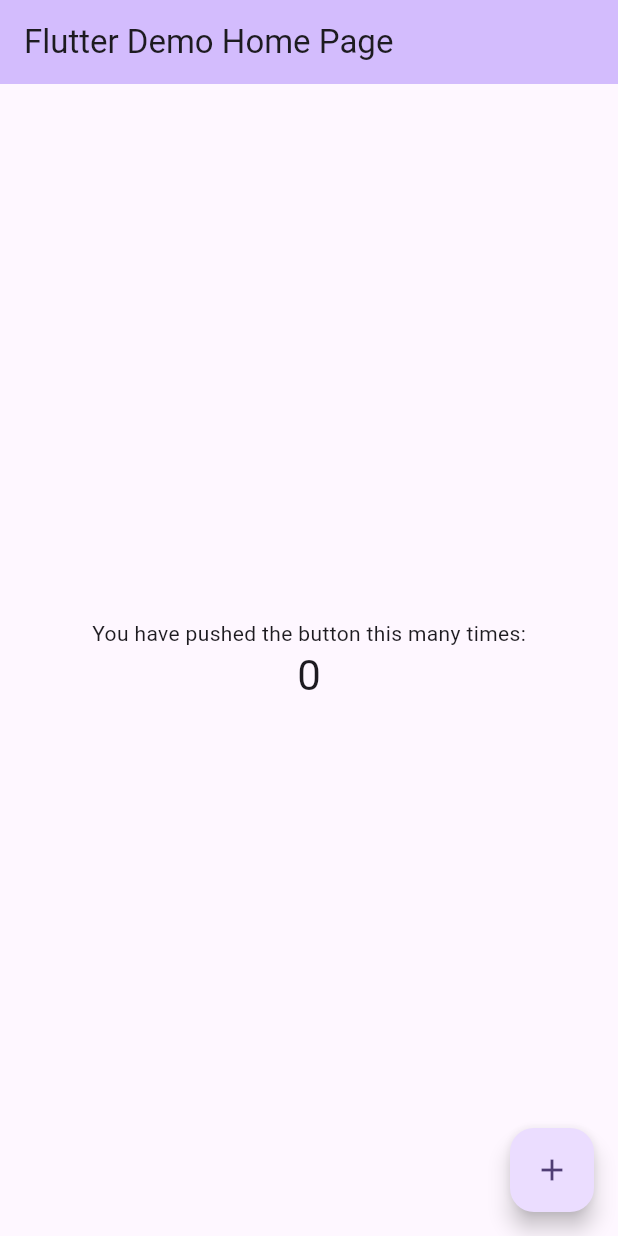
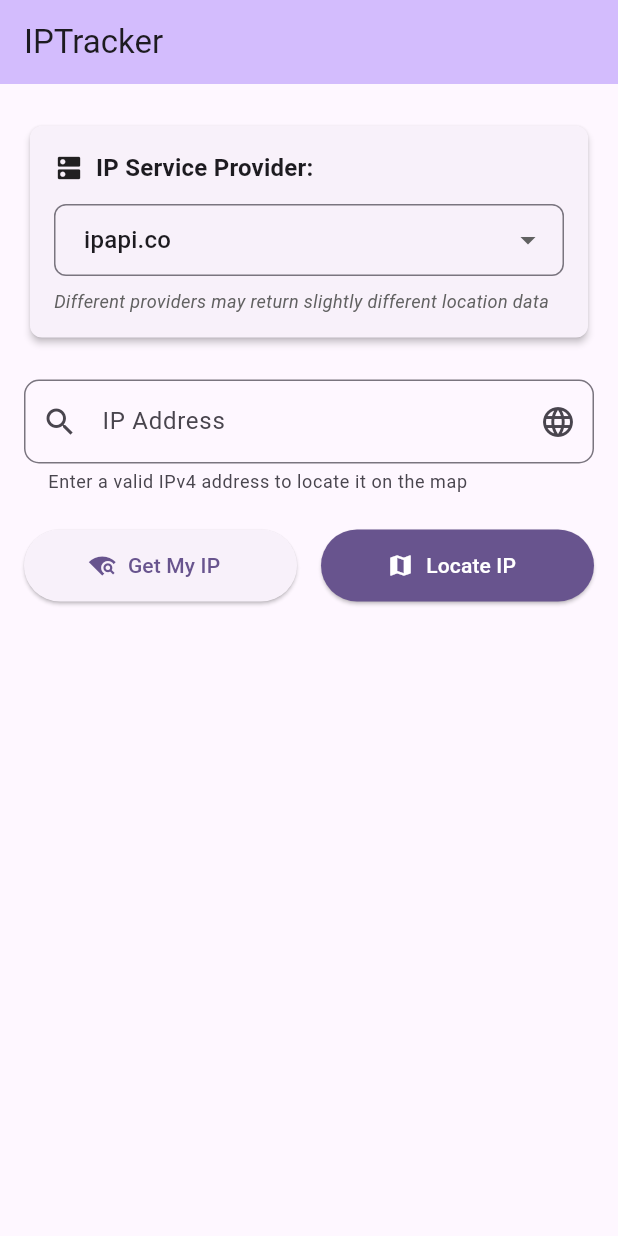
Before and after one commit to JubrilO/iptracker, a Flutter app: the screen it shows after launch, on a phone screen of 412 x 824 dp. Run offline on Flutter 3.47's test engine with Material 3 defaults, Android fonts, the phone set to English and light mode, and no system bars; our stand-ins replace dio, flutter_map, latlong2.

Commit message:
Add home screen implementation - Add HomeScreen UI - Add IP input validation - Add current IP button - Add loading states - Add error handling UI

```diff
--- /dev/null
+++ b/lib/features/ip_lookup/screens/home_screen.dart
@@ -0,0 +1,239 @@
+import 'package:flutter/material.dart';
+import 'package:provider/provider.dart';
+import 'package:iptracker/features/ip_lookup/view_models/home_view_model.dart';
+import 'package:iptracker/routes.dart';
+
+class HomeScreen extends StatefulWidget {
+  const HomeScreen({super.key});
+
+  @override
+  State<HomeScreen> createState() => _HomeScreenState();
+}
+
+class _HomeScreenState extends State<HomeScreen> {
+  late final HomeViewModel _viewModel;
+
+  @override
+  void initState() {
+    super.initState();
+    _viewModel = context.read<HomeViewModel>();
+
+    _viewModel.errorStream.listen((error) {
+      if (mounted) {
+        ScaffoldMessenger.of(context).showSnackBar(
+          SnackBar(
+            content: Text(error),
+            behavior: SnackBarBehavior.floating,
+            backgroundColor: Colors.red.shade800,
+            duration: const Duration(seconds: 4),
+            action: SnackBarAction(
+              label: 'Dismiss',
+              textColor: Colors.white,
+              onPressed: () {
+                ScaffoldMessenger.of(context).hideCurrentSnackBar();
+              },
+            ),
+          ),
+        );
+      }
+    });
+  }
+
+  @override
+  Widget build(BuildContext context) {
+    return ListenableBuilder(
+      listenable: _viewModel,
+      builder: (context, _) {
+        return GestureDetector(
+          onTap: () {
+            FocusScope.of(context).unfocus();
+          },
+          child: Scaffold(
+            appBar: AppBar(
+              backgroundColor: Theme.of(context).colorScheme.inversePrimary,
+              title: const Text('IPTracker'),
+            ),
+            body: SingleChildScrollView(
+              child: Padding(
+                padding: const EdgeInsets.fromLTRB(16.0, 24.0, 16.0, 16.0),
+                child: Column(
+                  crossAxisAlignment: CrossAxisAlignment.start,
+                  children: <Widget>[
+                    // Service selector dropdown
+                    Card(
+                      elevation: 2,
+                      shape: RoundedRectangleBorder(borderRadius: BorderRadius.circular(8)),
+                      child: Padding(
+                        padding: const EdgeInsets.all(16.0),
+                        child: Column(
+                          crossAxisAlignment: CrossAxisAlignment.start,
+                          children: [
+                            Row(
+                              children: [
+                                const Icon(Icons.dns, size: 20),
+                                const SizedBox(width: 8),
+                                Text(
+                                  'IP Service Provider:',
+                                  style: Theme.of(context).textTheme.titleMedium?.copyWith(
+                                    fontWeight: FontWeight.bold,
+                                  ),
+                                ),
+                              ],
+                            ),
+                            const SizedBox(height: 12),
+                            DropdownButtonFormField<String>(
+                              value: _viewModel.currentServiceName,
+                              decoration: InputDecoration(
+                                border: OutlineInputBorder(
+                                  borderRadius: BorderRadius.circular(8),
+                                ),
+                                contentPadding: const EdgeInsets.symmetric(horizontal: 16, vertical: 12),
+                                isDense: true,
+                              ),
+                              items: _viewModel.availableServiceNames
+                                  .map((name) => DropdownMenuItem(
+                                        value: name,
+                                        child: Text(name),
+                                      ))
+                                  .toList(),
+                              onChanged: _viewModel.isLoading
+                                  ? null
+                                  : (value) {
+                                      if (value != null) {
+                                        _viewModel.changeService(value);
+                                        // Reset any entered IP when changing services
+                                        _viewModel.clearIPAddress();
+                                      }
+                                    },
+                            ),
+                            const SizedBox(height: 8),
+                            Text(
+                              'Different providers may return slightly different location data',
+                              style: TextStyle(
+                                fontSize: 12,
+                                fontStyle: FontStyle.italic,
+                                color: Colors.grey.shade700,
+                              ),
+                            ),
+                          ],
+                        ),
+                      ),
+                    ),
+                    const SizedBox(height: 24),
+
+                    // IP Input Field
+                    TextFormField(
+                      enabled: !_viewModel.isLoading,
+                      controller: _viewModel.ipAddressController,
+                      decoration: InputDecoration(
+                        labelText: 'IP Address',
+                        hintText: 'Enter an IPv4 address (e.g., 8.8.8.8)',
+                        helperText: 'Enter a valid IPv4 address to locate it on the map',
+                        border: OutlineInputBorder(
+                          borderRadius: BorderRadius.circular(10),
+                        ),
+                        suffixIcon: _buildSuffixIcon(),
+                        prefixIcon: const Icon(Icons.search),
+                      ),
+                      keyboardType: TextInputType.number,
+                      textInputAction: TextInputAction.done,
+                      onFieldSubmitted: (_) => _submitIPAddress(),
+                    ),
+                    const SizedBox(height: 24),
+
+                    // Action buttons
+                    Row(
+                      children: [
+                        Expanded(
+                          child: ElevatedButton.icon(
+                            onPressed: _viewModel.isLoading
+                                ? null
+                                : _viewModel.getIPAddress,
+                            icon: _viewModel.isLoading
+                                ? Container(
+                                    width: 24,
+                                    height: 24,
+                                    padding: const EdgeInsets.all(2.0),
+                                    child: const CircularProgressIndicator(
+                                      strokeWidth: 2,
+                                    ),
+                                  )
+                                : const Icon(Icons.wifi_find),
+                            label: const Text('Get My IP'),
+                            style: ElevatedButton.styleFrom(
+                              minimumSize: const Size.fromHeight(48),
+                            ),
+                          ),
+                        ),
+                        const SizedBox(width: 16),
+                        Expanded(
+                          child: ElevatedButton.icon(
+                            onPressed: _viewModel.isLoading
+                                ? null
+                                : _submitIPAddress,
+                            icon: _viewModel.isLoading
+                                ? Container(
+                                    width: 24,
+                                    height: 24,
+                                    padding: const EdgeInsets.all(2.0),
+                                    child: const CircularProgressIndicator(
+                                      strokeWidth: 2,
+                                    ),
+                                  )
+                                : const Icon(Icons.map),
+                            label: const Text('Locate IP'),
+                            style: ElevatedButton.styleFrom(
+                              minimumSize: const Size.fromHeight(48),
+                              backgroundColor: Theme.of(context).colorScheme.primary,
+                              foregroundColor: Theme.of(context).colorScheme.onPrimary,
+                            ),
+                          ),
+                        ),
+                      ],
+                    ),
+                  ],
+                ),
+              ),
+            ),
+          ),
+        );
+      },
+    );
+  }
+
+  Widget _buildSuffixIcon() {
+    if (_viewModel.isLoading) {
+      return const Padding(
+        padding: EdgeInsets.all(12.0),
+        child: SizedBox(
+          width: 20,
+          height: 20,
+          child: CircularProgressIndicator(
+            strokeWidth: 2,
+          ),
+        ),
+      );
+    } else if (_viewModel.ipAddressController.text.isNotEmpty) {
+      return IconButton(
+        icon: const Icon(Icons.cancel),
+        onPressed: _viewModel.clearIPAddress,
+      );
+    } else {
+      return const Icon(Icons.language);
+    }
+  }
+
+  Future<void> _submitIPAddress() async {
+    if (_viewModel.isLoading) return;
+
+    final ipData = await _viewModel.submitIPAddress();
+    if (ipData != null && mounted) {
+      Navigator.pushNamed(
+        context,
+        Routes.map,
+        arguments: ipData
+      );
+      FocusScope.of(context).unfocus();
+    }
+  }
+}
--- a/lib/features/ip_lookup/view_models/home_view_model.dart
+++ b/lib/features/ip_lookup/view_models/home_view_model.dart
@@ -1,4 +1,3 @@
-// lib/features/ip_lookup/view_models/home_view_model.dart
 import 'dart:async';
 import 'package:flutter/material.dart';
 import 'package:iptracker/features/ip_lookup/models/ip_data.dart';
--- a/lib/main.dart
+++ b/lib/main.dart
@@ -1,125 +1,78 @@
 import 'package:flutter/material.dart';
+import 'package:provider/provider.dart';
+import 'package:iptracker/core/network/dio_client.dart';
+import 'package:iptracker/core/services/ip_service_provider.dart';
+import 'package:iptracker/features/ip_lookup/repository/ip_repository.dart';
+import 'package:iptracker/features/ip_lookup/view_models/home_view_model.dart';
+import 'package:iptracker/features/ip_lookup/view_models/map_view_model.dart';
+import 'package:iptracker/features/ip_lookup/screens/home_screen.dart';
+import 'package:iptracker/features/ip_lookup/screens/map_screen.dart';
+import 'package:iptracker/features/ip_lookup/models/ip_data.dart';
+import 'package:iptracker/routes.dart';
 
 void main() {
-  runApp(const MyApp());
+  runApp(
+    MultiProvider(
+      providers: [
+        // Core services
+        Provider<DioClient>(create: (_) => DioClient()),
+
+        // Service provider for IP services
+        ChangeNotifierProvider<IPServiceProvider>(
+          create: (context) => IPServiceProvider(
+            dioClient: context.read<DioClient>(),
+          ),
+        ),
+
+        // Repository
+        Provider<IPRepository>(
+          create: (context) => IPRepository(
+            serviceProvider: context.read<IPServiceProvider>(),
+          ),
+        ),
+
+        // ViewModels
+        ChangeNotifierProvider<HomeViewModel>(
+          create: (context) => HomeViewModel(
+            ipRepository: context.read<IPRepository>(),
+          ),
+        ),
+        ChangeNotifierProvider<MapViewModel>(
+          create: (_) => MapViewModel(),
+        ),
+      ],
+      child: const IPTrackerApp(),
+    ),
+  );
 }
 
-class MyApp extends StatelessWidget {
-  const MyApp({super.key});
+class IPTrackerApp extends StatelessWidget {
+  const IPTrackerApp({super.key});
 
-  // This widget is the root of your application.
   @override
   Widget build(BuildContext context) {
     return MaterialApp(
-      title: 'Flutter Demo',
+      title: 'IPTracker',
       theme: ThemeData(
-        // This is the theme of your application.
-        //
-        // TRY THIS: Try running your application with "flutter run". You'll see
-        // the application has a purple toolbar. Then, without quitting the app,
-        // try changing the seedColor in the colorScheme below to Colors.green
-        // and then invoke "hot reload" (save your changes or press the "hot
-        // reload" button in a Flutter-supported IDE, or press "r" if you used
-        // the command line to start the app).
-        //
-        // Notice that the counter didn't reset back to zero; the application
-        // state is not lost during the reload. To reset the state, use hot
-        // restart instead.
-        //
-        // This works for code too, not just values: Most code changes can be
-        // tested with just a hot reload.
         colorScheme: ColorScheme.fromSeed(seedColor: Colors.deepPurple),
         useMaterial3: true,
       ),
-      home: const MyHomePage(title: 'Flutter Demo Home Page'),
+      initialRoute: Routes.home,
+      routes: {
+        Routes.home: (_) => const HomeScreen(),
+      },
+      onGenerateRoute: (settings) {
+        if (settings.name == Routes.map) {
+          final ipData = settings.arguments as IPData;
+          return MaterialPageRoute(
+            builder: (_) => MapScreen(
+              viewModel: context.read<MapViewModel>(),
+              ipData: ipData,
+            ),
+          );
+        }
+        return null;
+      },
     );
   }
 }
-
-class MyHomePage extends StatefulWidget {
-  const MyHomePage({super.key, required this.title});
-
-  // This widget is the home page of your application. It is stateful, meaning
-  // that it has a State object (defined below) that contains fields that affect
-  // how it looks.
-
-  // This class is the configuration for the state. It holds the values (in this
-  // case the title) provided by the parent (in this case the App widget) and
-  // used by the build method of the State. Fields in a Widget subclass are
-  // always marked "final".
-
-  final String title;
-
-  @override
-  State<MyHomePage> createState() => _MyHomePageState();
-}
-
-class _MyHomePageState extends State<MyHomePage> {
-  int _counter = 0;
-
-  void _incrementCounter() {
-    setState(() {
-      // This call to setState tells the Flutter framework that something has
-      // changed in this State, which causes it to rerun the build method below
-      // so that the display can reflect the updated values. If we changed
-      // _counter without calling setState(), then the build method would not be
-      // called again, and so nothing would appear to happen.
-      _counter++;
-    });
-  }
-
-  @override
-  Widget build(BuildContext context) {
-    // This method is rerun every time setState is called, for instance as done
-    // by the _incrementCounter method above.
-    //
-    // The Flutter framework has been optimized to make rerunning build methods
-    // fast, so that you can just rebuild anything that needs updating rather
-    // than having to individually change instances of widgets.
-    return Scaffold(
-      appBar: AppBar(
-        // TRY THIS: Try changing the color here to a specific color (to
-        // Colors.amber, perhaps?) and trigger a hot reload to see the AppBar
-        // change color while the other colors stay the same.
-        backgroundColor: Theme.of(context).colorScheme.inversePrimary,
-        // Here we take the value from the MyHomePage object that was created by
-        // the App.build method, and use it to set our appbar title.
-        title: Text(widget.title),
-      ),
-      body: Center(
-        // Center is a layout widget. It takes a single child and positions it
-        // in the middle of the parent.
-        child: Column(
-          // Column is also a layout widget. It takes a list of children and
-          // arranges them vertically. By default, it sizes itself to fit its
-          // children horizontally, and tries to be as tall as its parent.
-          //
-          // Column has various properties to control how it sizes itself and
-          // how it positions its children. Here we use mainAxisAlignment to
-          // center the children vertically; the main axis here is the vertical
-          // axis because Columns are vertical (the cross axis would be
-          // horizontal).
-          //
-          // TRY THIS: Invoke "debug painting" (choose the "Toggle Debug Paint"
-          // action in the IDE, or press "p" in the console), to see the
-          // wireframe for each widget.
-          mainAxisAlignment: MainAxisAlignment.center,
-          children: <Widget>[
-            const Text(
-              'You have pushed the button this many times:',
-            ),
-            Text(
-              '$_counter',
-              style: Theme.of(context).textTheme.headlineMedium,
-            ),
-          ],
-        ),
-      ),
-      floatingActionButton: FloatingActionButton(
-        onPressed: _incrementCounter,
-        tooltip: 'Increment',
-        child: const Icon(Icons.add),
-      ), // This trailing comma makes auto-formatting nicer for build methods.
-    );
-  }
-}
--- /dev/null
+++ b/lib/routes.dart
@@ -0,0 +1,4 @@
+abstract final class Routes {
+  static const home = '/';
+  static const map = '/map';
+}
```
